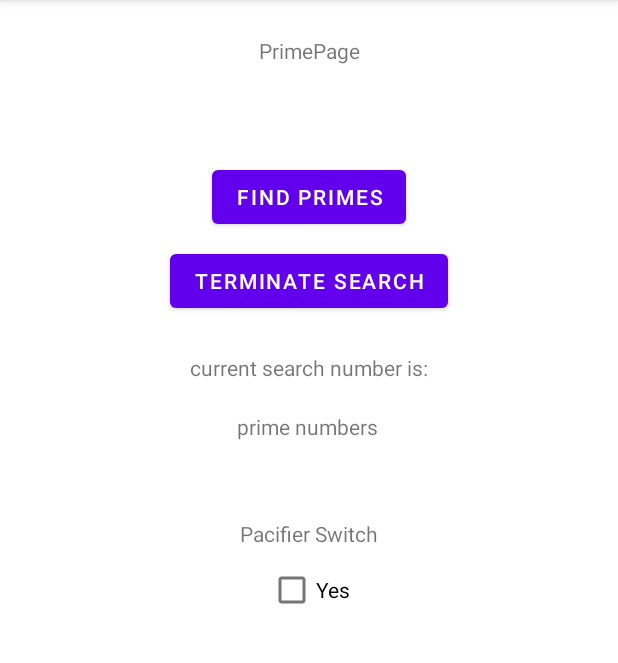
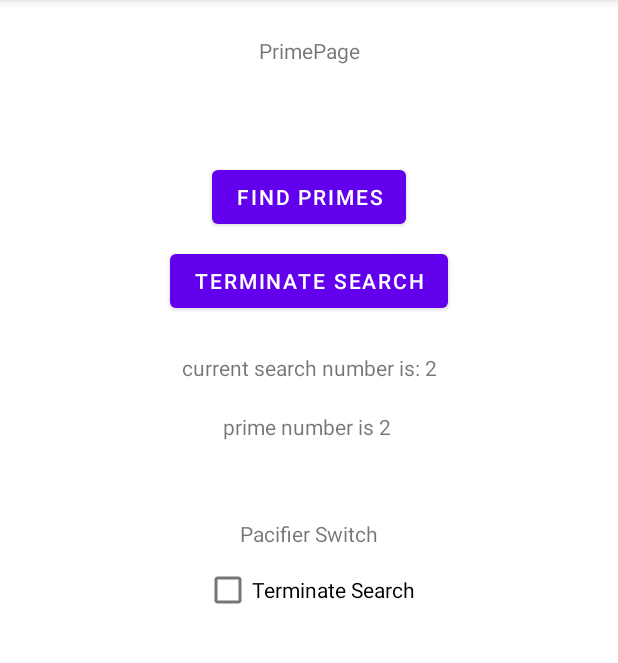
Before and after one commit to fankx/NUMAD22Su_JingyuLuo, an Android app: the PrimePage screen opened directly, with no data from a screen before it, on a phone screen of 412 x 824 dp, the part 84-747 px from its top. Run offline under Robolectric (Android 15) with nearby library versions, the phone set to English and light mode, and no system bars.

Commit message:
Modified texts.

```diff
--- a/app/src/main/java/edu/neu/madcourse/numad22su_jingyuluo/PrimePage.java
+++ b/app/src/main/java/edu/neu/madcourse/numad22su_jingyuluo/PrimePage.java
@@ -60,7 +60,7 @@ public class PrimePage extends AppCompatActivity {
                 });
                 Log.d(TAG, "Running on a different thread using Runnable Interface: " + num);
                 try {
-                    Thread.sleep(300); //Makes the thread sleep or be inactive for 10 seconds
+                    Thread.sleep(500); //Makes the thread sleep or be inactive for 10 seconds
                 } catch (InterruptedException e) {
                     e.printStackTrace();
                 }
--- a/app/src/main/res/layout/activity_prime_page.xml
+++ b/app/src/main/res/layout/activity_prime_page.xml
@@ -46,7 +46,7 @@
         android:layout_width="wrap_content"
         android:layout_height="wrap_content"
         android:layout_marginTop="4dp"
-        android:text="Yes"
+        android:text="Terminate Search"
         app:layout_constraintEnd_toEndOf="parent"
         app:layout_constraintStart_toStartOf="parent"
         app:layout_constraintTop_toBottomOf="@+id/responsiveText" />
@@ -66,7 +66,7 @@
         android:layout_width="wrap_content"
         android:layout_height="wrap_content"
         android:layout_marginTop="24dp"
-        android:text="current search number is:"
+        android:text="current search number is: 2"
         app:layout_constraintEnd_toEndOf="parent"
         app:layout_constraintStart_toStartOf="parent"
         app:layout_constraintTop_toBottomOf="@+id/btn_stopPrime" />
@@ -76,7 +76,7 @@
         android:layout_width="wrap_content"
         android:layout_height="wrap_content"
         android:layout_marginTop="20dp"
-        android:text="prime numbers"
+        android:text="prime number is 2"
         app:layout_constraintEnd_toEndOf="parent"
         app:layout_constraintHorizontal_bias="0.496"
         app:layout_constraintStart_toStartOf="parent"
```
